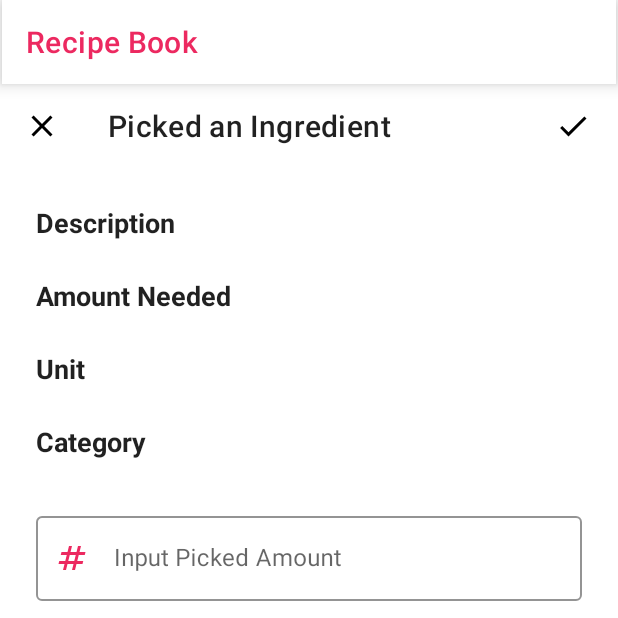
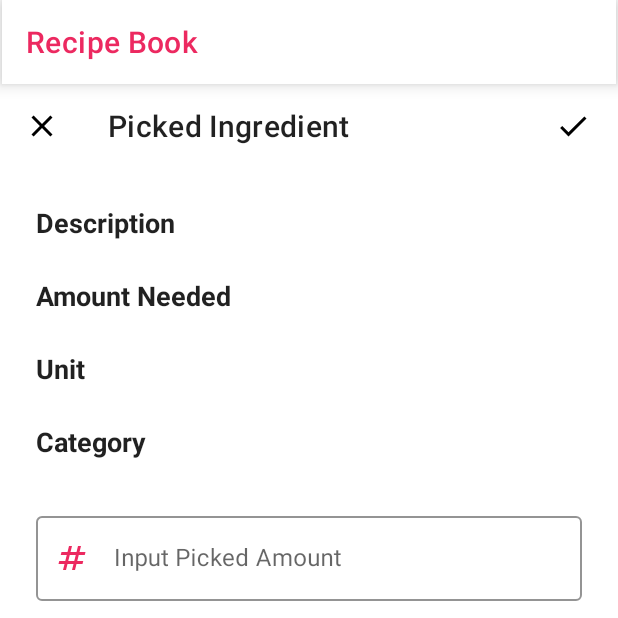
Before and after one commit to CMPUT301F22T01/FoodBit, an Android app: the ShoppingCartPickedItemFragment screen opened through its navigation route, on a phone screen of 412 x 824 dp, the top half of it. Run offline under Robolectric (Android 15) with nearby library versions, the phone set to English and light mode, and no system bars; our stand-ins replace Firebase (no records; nobody signed in at launch, a user with empty details on screens opened directly), navigation-ui; 6 statements that could not run were skipped.

Commit message:
update commit for Picked an ingredient

```diff
--- a/android/app/src/main/java/com/CMPUT301F22T01/foodbit/ui/ShoppingCartPickedItemFragment.java
+++ b/android/app/src/main/java/com/CMPUT301F22T01/foodbit/ui/ShoppingCartPickedItemFragment.java
@@ -6,6 +6,7 @@ import android.os.Bundle;
 import androidx.annotation.NonNull;
 import androidx.fragment.app.DialogFragment;
 import androidx.fragment.app.Fragment;
+import androidx.navigation.Navigation;
 
 import android.util.Log;
 import android.view.LayoutInflater;
@@ -35,9 +36,10 @@ public class ShoppingCartPickedItemFragment extends DialogFragment {
     // the fragment initialization parameters, e.g. ARG_ITEM_NUMBER
     private static final String TAG = "Picked Ingredient";
 
-    private Context context;
-    private IngredientController ingredientController;
+    public Context context;
+    public IngredientController ingredientController;
     public Ingredient ingredient;
+    public int position;
 
     MaterialToolbar topBar;
     TextView description;
@@ -50,10 +52,6 @@ public class ShoppingCartPickedItemFragment extends DialogFragment {
 
     public ShoppingCartPickedItemFragment() {
         // Required empty public constructor
-    }
-
-    public ShoppingCartPickedItemFragment(Ingredient ingredient) {
-        this.ingredient = ingredient;
     }
 
     @Override
@@ -79,6 +77,7 @@ public class ShoppingCartPickedItemFragment extends DialogFragment {
     @Override
     public void onCreate(Bundle savedInstanceState) {
         super.onCreate(savedInstanceState);
+        getIngredient();
         // set the style of the dialog fragment to be full screen
         setStyle(DialogFragment.STYLE_NORMAL, R.style.Theme_FoodBit_FullScreenDialog);
     }
@@ -87,6 +86,38 @@ public class ShoppingCartPickedItemFragment extends DialogFragment {
     public View onCreateView(LayoutInflater inflater, ViewGroup container,
                              Bundle savedInstanceState) {
         // Inflate the layout for this fragment
-        return inflater.inflate(R.layout.fragment_shopping_cart_edit, container, false);
+        View view =  inflater.inflate(R.layout.fragment_shopping_cart_edit, container, false);
+
+        topBar = view.findViewById(R.id.shopping_pick_top_bar);
+        description = view.findViewById(R.id.shopping_picked_description);
+        amountNeeded = view.findViewById(R.id.shopping_picked_need_amount);
+        unit = view.findViewById(R.id.shopping_picked_unit);
+        category = view.findViewById(R.id.shopping_picked_category);
+
+        topBar.setTitle("Picked Ingredient");
+        // close button
+        topBar.setNavigationOnClickListener(new View.OnClickListener() {
+            @Override
+            public void onClick(View v) {
+                Navigation.findNavController(v).popBackStack();
+            }
+        });
+
+        // setting to current ingredient details
+        description.setText(ingredient.getDescription());
+        amountNeeded.setText(String.valueOf(ingredient.getAmount()));
+        unit.setText(ingredient.getUnit());
+        category.setText(ingredient.getCategory());
+
+
+
+        return view;
+    }
+
+    private void getIngredient() {
+        assert getArguments() != null;
+        position = getArguments().getInt("position");
+        ingredient = MainActivity.ingredientController.getIngredientByPosition(position);
+        Log.d(TAG, String.valueOf(ingredient));
     }
 }
```
